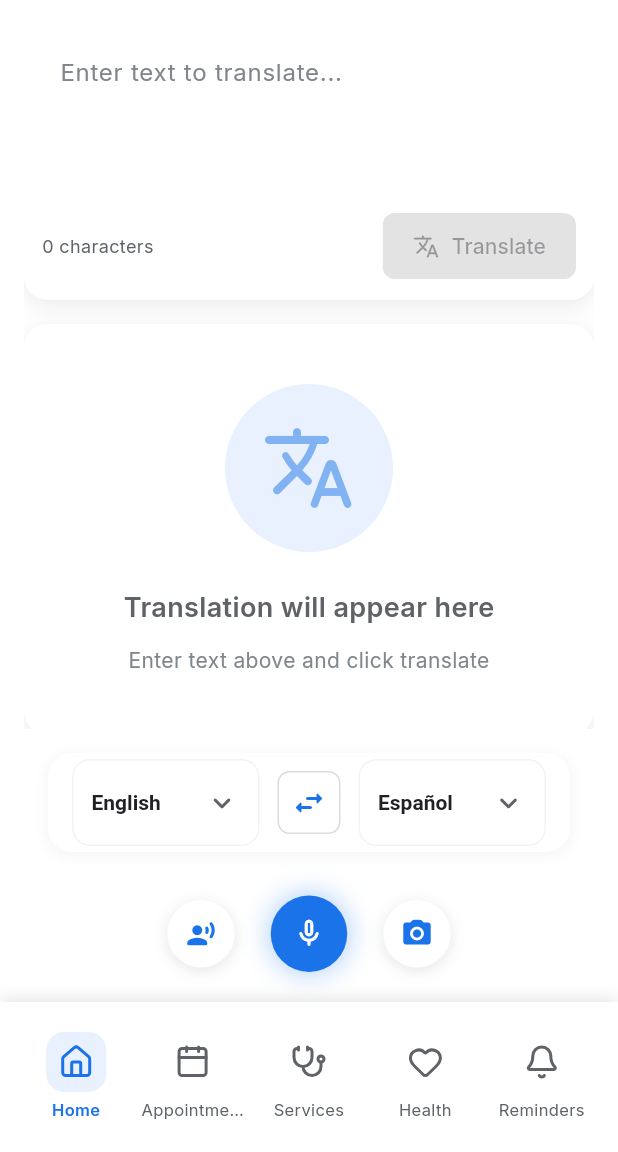
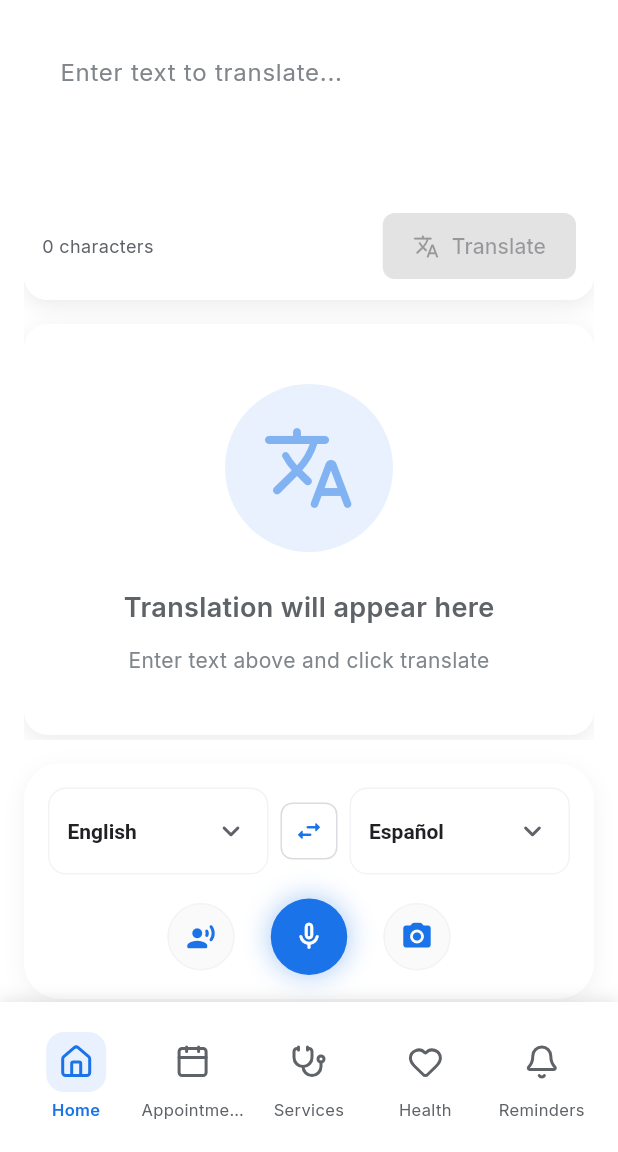
Before and after one commit to Kingmaker-RK/Medicus1, a Flutter app: the TranslationScreen screen opened by its route, on a phone screen of 412 x 824 dp, the part 84-1236 px from its top. Run offline on Flutter 3.47's test engine with Material 3 defaults, Android fonts, the phone set to English and light mode, and no system bars; our stand-ins replace dio, firebase_auth, firebase_core, flutter_tts, go_router, google_fonts and 6 more; missing offline and left inert: deepl_dart; accounts and stored records are empty.

Commit message:
Fix: Update translation screen to ensure clean state

```diff
--- a/lib/screens/translation_screen.dart
+++ b/lib/screens/translation_screen.dart
@@ -136,101 +136,17 @@ class _TranslationScreenState extends State<TranslationScreen>
             ),
           ),
 
-          // Modern language selector bar
-          _buildModernLanguageBar(translationProvider, userProvider),
-
           // Medical context section (if available)
           if (translationProvider.currentTranslation != null)
             _buildMedicalContextSection(translationProvider),
 
-          // Add spacing for FAB to prevent collision with language bar
-          const SizedBox(height: 100),
+          // Unified Control Panel (Merged Language Bar + Actions)
+          _buildUnifiedControlPanel(translationProvider, userProvider),
+
+          // Small spacing at bottom (Reduced by 50% from previous FAB margin)
+          const SizedBox(height: 2),
         ],
       ),
-      // Floating microphone button
-      floatingActionButton: Container(
-        width: MediaQuery.of(context).size.width,
-        padding: const EdgeInsets.symmetric(horizontal: 24),
-        margin: const EdgeInsets.only(bottom: 4),
-        child: Row(
-          mainAxisAlignment: MainAxisAlignment.center,
-          crossAxisAlignment: CrossAxisAlignment.center,
-          children: [
-            // Conversation Mode (Left)
-            Container(
-              width: 45,
-              height: 45,
-              decoration: BoxDecoration(
-                shape: BoxShape.circle,
-                color: _isConversationMode ? AppColors.accent : Colors.white,
-                boxShadow: [
-                  BoxShadow(
-                    color: Colors.black.withOpacity(0.1),
-                    blurRadius: 8,
-                    offset: const Offset(0, 2),
-                  ),
-                ],
-              ),
-              child: IconButton(
-                onPressed: () async {
-                  setState(() {
-                    _isConversationMode = !_isConversationMode;
-                  });
-                  if (_isConversationMode) {
-                    await translationProvider.startListening();
-                  } else {
-                    await translationProvider.stopListening();
-                  }
-                },
-                icon: Icon(
-                  Icons.record_voice_over_rounded,
-                  color: _isConversationMode ? Colors.white : AppColors.accent,
-                  size: 20,
-                ),
-                tooltip: 'Conversation Mode',
-              ),
-            ),
-
-            const SizedBox(width: 24),
-
-            // Microphone (Middle)
-            _buildFloatingMicButton(translationProvider),
-
-            const SizedBox(width: 24),
-
-            // Camera (Right)
-            Container(
-              width: 45,
-              height: 45,
-              decoration: BoxDecoration(
-                shape: BoxShape.circle,
-                color: Colors.white,
-                boxShadow: [
-                  BoxShadow(
-                    color: Colors.black.withOpacity(0.1),
-                    blurRadius: 8,
-                    offset: const Offset(0, 2),
-                  ),
-                ],
-              ),
-              child: IconButton(
-                onPressed: () {
-                  ScaffoldMessenger.of(context).showSnackBar(
-                    const SnackBar(
-                      content: Text('Camera feature coming soon'),
-                      duration: Duration(seconds: 1),
-                    ),
-                  );
-                },
-                icon: const Icon(Icons.camera_alt_rounded),
-                color: AppColors.accent,
-                iconSize: 22,
-              ),
-            ),
-          ],
-        ),
-      ),
-      floatingActionButtonLocation: FloatingActionButtonLocation.centerFloat,
       endDrawer: _buildHistoryDrawer(translationProvider),
       bottomNavigationBar: const AppBottomNavigationBar(currentIndex: 0),
     );
@@ -288,29 +204,30 @@ class _TranslationScreenState extends State<TranslationScreen>
     );
   }
 
-  Widget _buildModernLanguageBar(
+  Widget _buildUnifiedControlPanel(
     TranslationProvider translationProvider,
     UserProvider userProvider,
   ) {
     return Container(
-      margin: const EdgeInsets.symmetric(horizontal: 32),
-      padding: const EdgeInsets.symmetric(horizontal: 16, vertical: 4),
+      margin: const EdgeInsets.symmetric(horizontal: 16),
+      padding: const EdgeInsets.symmetric(horizontal: 16, vertical: 16),
       decoration: BoxDecoration(
         color: Colors.white,
-        borderRadius: BorderRadius.circular(16),
+        borderRadius: BorderRadius.circular(24),
         boxShadow: [
           BoxShadow(
             color: AppColors.shadowLight,
-            offset: const Offset(0, 2),
-            blurRadius: 8,
+            offset: const Offset(0, 4),
+            blurRadius: 12,
           ),
         ],
       ),
       child: Column(
+        mainAxisSize: MainAxisSize.min,
         children: [
+          // Language Selectors
           Row(
             children: [
-              // Source language
               Expanded(
                 child: _buildModernLanguageDropdown(
                   value: translationProvider.sourceLanguage,
@@ -321,17 +238,14 @@ class _TranslationScreenState extends State<TranslationScreen>
                   },
                 ),
               ),
-
-              // Swap button with animation
               Padding(
-                padding: const EdgeInsets.symmetric(horizontal: 12),
+                padding: const EdgeInsets.symmetric(horizontal: 8),
                 child: Tooltip(
                   message: 'Swap languages',
                   child: Material(
                     color: Colors.transparent,
                     child: InkWell(
                       onTap: () async {
-                        // Ask user if they want to re-translate
                         if (translationProvider.currentTranslation != null) {
                           final shouldRetranslate = await showDialog<bool>(
                             context: context,
@@ -380,15 +294,13 @@ class _TranslationScreenState extends State<TranslationScreen>
                         child: Icon(
                           Icons.swap_horiz_rounded,
                           color: AppColors.accent,
-                          size: 24,
+                          size: 20,
                         ),
                       ),
                     ),
                   ),
                 ),
               ),
-
-              // Target language
               Expanded(
                 child: _buildModernLanguageDropdown(
                   value: translationProvider.targetLanguage,
@@ -397,6 +309,76 @@ class _TranslationScreenState extends State<TranslationScreen>
                       translationProvider.setTargetLanguage(value);
                     }
                   },
+                ),
+              ),
+            ],
+          ),
+
+          const SizedBox(height: 16), // Reduced spacing between sections
+
+          // Action Buttons (Merged from FAB)
+          Row(
+            mainAxisAlignment: MainAxisAlignment.center,
+            crossAxisAlignment: CrossAxisAlignment.center,
+            children: [
+              // Conversation Mode
+              Container(
+                width: 45,
+                height: 45,
+                decoration: BoxDecoration(
+                  shape: BoxShape.circle,
+                  color: _isConversationMode ? AppColors.accent : Colors.grey[50],
+                  border: Border.all(
+                    color: _isConversationMode ? AppColors.accent : AppColors.borderLight,
+                  ),
+                ),
+                child: IconButton(
+                  onPressed: () async {
+                    setState(() {
+                      _isConversationMode = !_isConversationMode;
+                    });
+                    if (_isConversationMode) {
+                      await translationProvider.startListening();
+                    } else {
+                      await translationProvider.stopListening();
+                    }
+                  },
+                  icon: Icon(
+                    Icons.record_voice_over_rounded,
+                    color: _isConversationMode ? Colors.white : AppColors.accent,
+                    size: 20,
+                  ),
+                  tooltip: 'Conversation Mode',
+                ),
+              ),
+
+              const SizedBox(width: 24),
+
+              // Microphone (Middle)
+              _buildFloatingMicButton(translationProvider),
+
+              const SizedBox(width: 24),
+
+              // Camera
+              Container(
+                width: 45,
+                height: 45,
+                decoration: BoxDecoration(
+                  shape: BoxShape.circle,
+                  color: Colors.grey[50],
+                  border: Border.all(color: AppColors.borderLight),
+                ),
+                child: IconButton(
+                  onPressed: () {
+                    ScaffoldMessenger.of(context).showSnackBar(
+                      const SnackBar(
+                        content: Text('Camera feature coming soon'),
+                        duration: Duration(seconds: 1),
+                      ),
+                    );
+                  },
+                  icon: Icon(Icons.camera_alt_rounded, color: AppColors.accent),
+                  iconSize: 22,
                 ),
               ),
             ],
```
